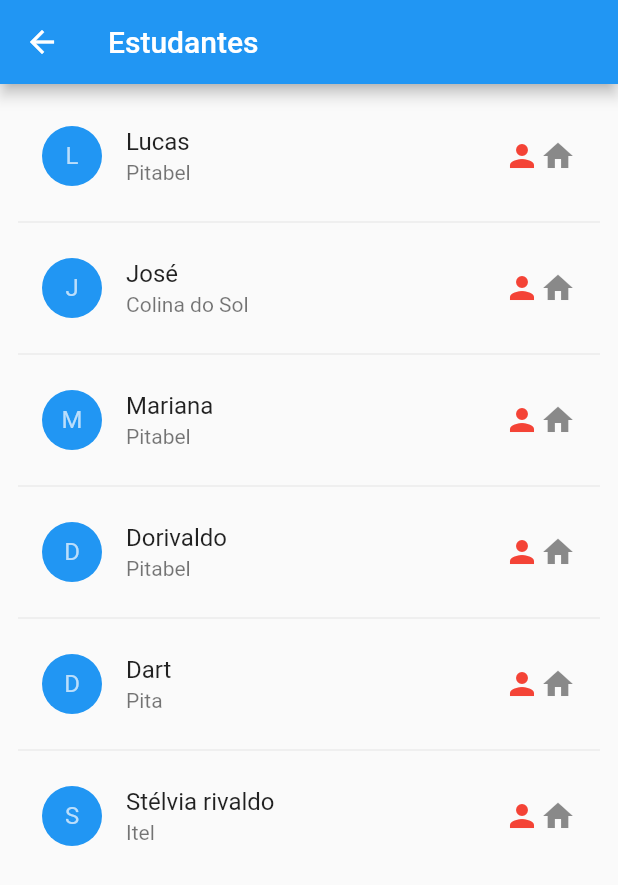
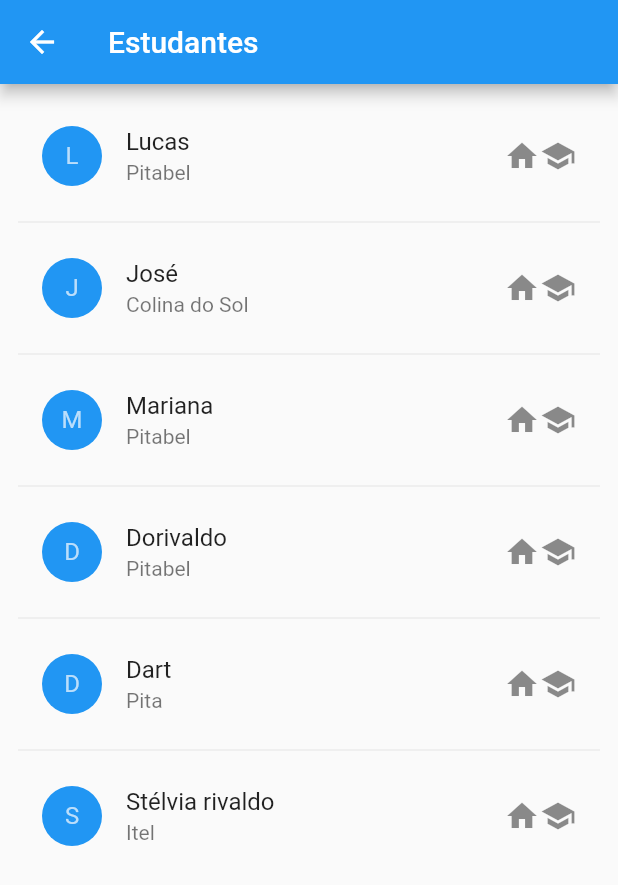
Before and after one commit to josedeneto/vetilu_drivers_son, a Flutter app: the StudentListPage screen opened directly, on a phone screen of 412 x 824 dp. Shown: the top 885 px of the screen. Run offline on Flutter 3.47's test engine with Material 2 defaults, Android fonts, the phone set to English and light mode, and no system bars; our stand-ins replace flutter_mobx, mobx; generated files the repository leaves out were written again.

```diff
--- a/lib/models/routes_model.dart
+++ b/lib/models/routes_model.dart
@@ -1,8 +1,11 @@
 import 'package:flutter/material.dart';
+
+import 'selected_students_route_model.dart';
 
 class RoutesModel {
   TimeOfDay? time;
   DateTime? dateTime;
+  List< SelectedStudentsRouteModel> includeStudents = [];
   RoutesModel({
     required this.time,
     required this.dateTime,
--- a/lib/pages/choice_data/choice_data_page.dart
+++ b/lib/pages/choice_data/choice_data_page.dart
@@ -15,6 +15,7 @@ class _ChoiceDataPageState extends State<ChoiceDataPage> {
   TimeOfDay _timeOfDay = TimeOfDay.now();
   DateTime _dateTime = DateTime.now();
   late TextEditingController _cdateTime;
+
   Future<void> _showDatePicker() async {
     showTimePicker(context: context, initialTime: TimeOfDay.now())
         .then((value) {
--- a/lib/pages/detail_student/detail_student_page.dart
+++ b/lib/pages/detail_student/detail_student_page.dart
@@ -1,6 +1,7 @@
 import 'package:flutter/material.dart';
 import 'package:flutter_mobx/flutter_mobx.dart';
 import 'package:vetiludriversons/models/son_data_model.dart';
+import 'package:vetiludriversons/repositories/driver_routes_repository.dart';
 import 'package:vetiludriversons/store/detail_student_store.dart';
 
 class DetailStudentPage extends StatefulWidget {
@@ -15,7 +16,7 @@ class DetailStudentPage extends StatefulWidget {
 
 class _DetailStudentPageState extends State<DetailStudentPage> {
   final detailStudentStore = DetailStudentStore();
-
+  final driverRoutesRepository = DriverRoutesRepository();
   @override
   Widget build(BuildContext context) {
     return Scaffold(
@@ -29,7 +30,6 @@ class _DetailStudentPageState extends State<DetailStudentPage> {
           crossAxisAlignment: CrossAxisAlignment.stretch,
           children: [
             Expanded(
-              child: Container(
               child: Column(
                 mainAxisAlignment: MainAxisAlignment.start,
                 crossAxisAlignment: CrossAxisAlignment.center,
@@ -50,7 +50,6 @@ class _DetailStudentPageState extends State<DetailStudentPage> {
                 ],
               ),
             ),
-            ),
             Column(
               crossAxisAlignment: CrossAxisAlignment.stretch,
               children: [
@@ -67,6 +66,7 @@ class _DetailStudentPageState extends State<DetailStudentPage> {
                     onPressed: () {
                       detailStudentStore.activeStudentHome();
                       Navigator.pop(context);
+
                     },
                     child: const Text('Embarcar para casa'),
                   );
--- a/lib/pages/home/home_page.dart
+++ b/lib/pages/home/home_page.dart
@@ -1,6 +1,7 @@
 import 'package:flutter/material.dart';
 import 'package:intl/intl.dart';
 import 'package:vetiludriversons/controllers/data_routes_controller.dart';
+import 'package:vetiludriversons/pages/add_students/add_student_to_route_page.dart';
 import 'package:vetiludriversons/pages/student_list/student_list_page.dart';
 
 import '../../models/routes_model.dart';
@@ -98,7 +99,7 @@ class _RoutePageState extends State<RoutePage> {
                   Navigator.push(
                     context,
                     MaterialPageRoute(
-                      builder: (_) => const StudentListPage(),
+                      builder: (_) => const AddStudentToRoutePage(),
                     ),
                   );
                 },
--- a/lib/pages/student_list/student_list_page.dart
+++ b/lib/pages/student_list/student_list_page.dart
@@ -23,8 +23,7 @@ class _StudentListPageState extends State<StudentListPage> {
       ),
       body: Padding(
         padding: const EdgeInsets.all(12.0),
-        child: Observer(builder: (_) {
-          return ListView.separated(
+        child: ListView.separated(
           separatorBuilder: (_, __) => const Divider(thickness: 0.5),
           itemCount: students.dataUserChild.length,
           physics: const BouncingScrollPhysics(),
@@ -54,23 +53,26 @@ class _StudentListPageState extends State<StudentListPage> {
               subtitle: Text(
                 students.dataUserChild[e].nameSchool,
               ),
-                trailing: Row(
+              trailing: Observer(builder: (_) {
+                return Row(
                   mainAxisSize: MainAxisSize.min,
                   children: [
-                    Icon(Icons.person,
-                        color: detailStudentStore.isSelected
-                            ? Colors.yellow
-                            : Colors.red),
-                    const SizedBox(
-                      height: 5,
-                    ),
-                    const Icon(Icons.home)
+                    const Icon(Icons.home),
+                    Visibility(
+                        visible: detailStudentStore.isActive,
+                        child: Icon(
+                          detailStudentStore.isActive
+                              ? Icons.arrow_forward
+                              : Icons.arrow_back,
+                          color: Colors.green,
+                        )),
+                    const Icon(Icons.school)
                   ],
-                ),
+                );
+              }),
             );
           },
-          );
-        }),
+        ),
       ),
     );
   }
```
Also changed, not shown: lib/models/selected_students_route_model.dart (added, +10 -0 lines), lib/pages/add_students/add_student_to_route_page.dart (added, +119 -0 lines), lib/repositories/driver_routes_repository.dart (added, +13 -0 lines). Lines whose indentation alone changed are shown as unchanged.
